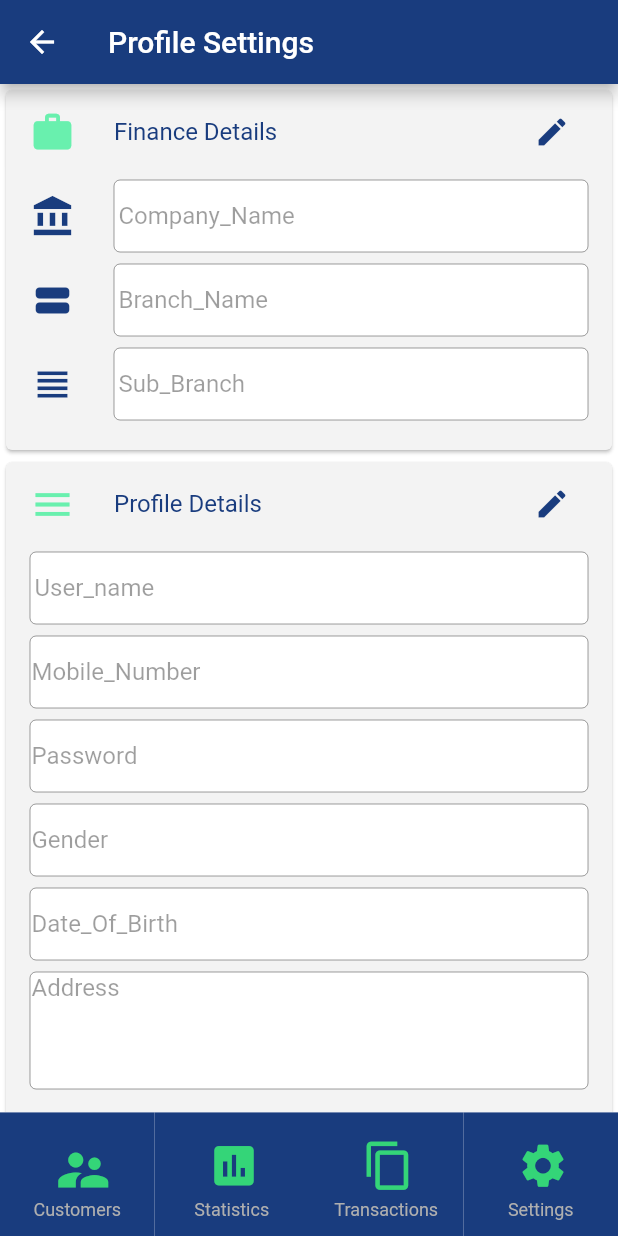
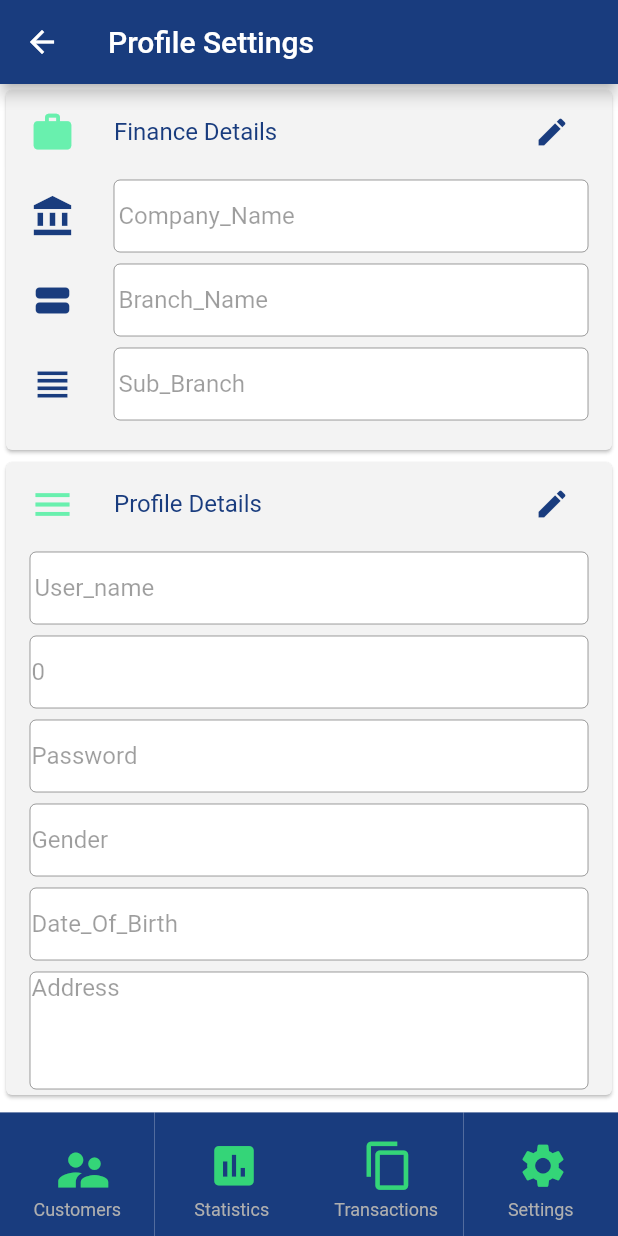
Before and after one commit to muthu-tm/insta-mfin, a Flutter app: the AddFinancePage screen opened directly, item 4 of the bottom bar chosen, after a tap on "Profile Settings", on a phone screen of 412 x 824 dp. Run offline on Flutter 3.47's test engine with Material 2 defaults, Android fonts, the phone set to English and light mode, and no system bars; our stand-ins replace cached_network_image, cloud_firestore, email_validator, firebase_auth, firebase_storage, image_cropper and 3 more; accounts and stored records are empty; generated files the repository leaves out were written again; network calls fail; Roboto replaces fonts that are missing (Georgia, Hind).

```diff
--- a/lib/db/models/user.dart
+++ b/lib/db/models/user.dart
@@ -16,6 +16,8 @@ class User extends Model {
   String name;
   @JsonKey(name: 'mobile_number', nullable: false)
   int mobileNumber;
+  @JsonKey(name: 'emailID', nullable: false)
+  String emailID;
   @JsonKey(name: 'password', nullable: false)
   String password;
   @JsonKey(name: 'gender', nullable: true)
@@ -55,6 +57,10 @@ class User extends Model {
 
   setGender(Gender gender) {
     this.gender = gender.name;
+  }
+
+  setEmailID(String emailID) {
+    this.emailID = emailID;
   }
 
   setName(String name) {
--- a/lib/screens/settings/AddNewFinance.dart
+++ b/lib/screens/settings/AddNewFinance.dart
@@ -1,4 +1,5 @@
 import 'package:flutter/material.dart';
+import 'package:instamfin/db/models/address.dart';
 import 'package:instamfin/screens/app/bottomBar.dart';
 import 'package:instamfin/screens/utils/CustomColors.dart';
 import 'package:instamfin/screens/utils/buildAddressWidget.dart';
@@ -172,7 +173,7 @@ class _AddFinancePageState extends State<AddFinancePage> {
                         FieldValidator.emailValidator(passkey, setEmailID),
                   ),
                 ),
-                buildAddressWidget("Office Address"),
+                buildAddressWidget("Office Address", new Address()),
               ],
             ),
           ),
--- a/lib/screens/settings/UserSetting.dart
+++ b/lib/screens/settings/UserSetting.dart
@@ -1,28 +1,20 @@
 import 'package:flutter/material.dart';
 import 'package:flutter/cupertino.dart';
+import 'package:instamfin/db/models/user.dart';
 import 'package:instamfin/screens/app/bottomBar.dart';
 import 'package:instamfin/screens/settings/buildFinanceDetails.dart';
 import 'package:instamfin/screens/settings/buildUserSetting.dart';
 import 'package:instamfin/screens/utils/CustomColors.dart';
+import 'package:provider/provider.dart';
 
-class UserSetting extends StatefulWidget {
-  const UserSetting({this.toggleView});
-
-  final Function toggleView;
-
-  @override
-  _UserSettingState createState() => _UserSettingState();
-}
-
-class _UserSettingState extends State<UserSetting> {
-  @override
-  void initState() {
-    super.initState();
-  }
-
+class UserSetting extends StatelessWidget {
   @override
   Widget build(BuildContext context) {
-    return new Scaffold(
+    return FutureProvider<User>(
+        create: (context) async {
+          return User.fromJson(await User(userState.mobileNumber).getByID());
+        },
+        child: new Scaffold(
           backgroundColor: CustomColors.mfinWhite,
           appBar: AppBar(
             // Here we take the value from the MyHomePage object that was created by
@@ -44,6 +36,6 @@ class _UserSettingState extends State<UserSetting> {
             ),
           ),
           bottomNavigationBar: bottomBar(context),
-    );
+        ));
   }
 }
--- a/lib/screens/settings/buildUserSetting.dart
+++ b/lib/screens/settings/buildUserSetting.dart
@@ -1,12 +1,14 @@
 import 'package:flutter/material.dart';
+import 'package:instamfin/db/models/user.dart';
 import 'package:instamfin/screens/settings/UserProfileSetting.dart';
 import 'package:instamfin/screens/utils/CustomColors.dart';
+import 'package:provider/provider.dart';
 
 Widget buildUserSettingsWidget(String title, BuildContext context) {
-  return new Card(
+  return Card(
       color: CustomColors.mfinLightGrey,
-    child: new Column(
-      children: <Widget>[
+      child: Consumer<User>(builder: (context, user, child) {
+        return new Column(children: <Widget>[
           ListTile(
               leading: Icon(
                 Icons.menu,
@@ -25,13 +27,15 @@ Widget buildUserSettingsWidget(String title, BuildContext context) {
                 onPressed: () {
                   Navigator.push(
                     context,
-                  MaterialPageRoute(builder: (context) => UserProfileSetting()),
+                    MaterialPageRoute(
+                        builder: (context) => UserProfileSetting(user: user)),
                   );
                 },
               )),
           ListTile(
             title: TextFormField(
               keyboardType: TextInputType.text,
+              initialValue: user.name,
               decoration: InputDecoration(
                 hintText: 'User_name',
                 fillColor: CustomColors.mfinWhite,
@@ -50,6 +54,7 @@ Widget buildUserSettingsWidget(String title, BuildContext context) {
           ListTile(
             title: TextFormField(
               keyboardType: TextInputType.text,
+              initialValue: user.mobileNumber.toString(),
               decoration: InputDecoration(
                 hintText: 'Mobile_Number',
                 fillColor: CustomColors.mfinWhite,
@@ -66,6 +71,7 @@ Widget buildUserSettingsWidget(String title, BuildContext context) {
           ListTile(
             title: TextFormField(
               keyboardType: TextInputType.text,
+              initialValue: user.password,
               decoration: InputDecoration(
                 hintText: 'Password',
                 fillColor: CustomColors.mfinWhite,
@@ -98,6 +104,7 @@ Widget buildUserSettingsWidget(String title, BuildContext context) {
           ListTile(
             title: TextFormField(
               keyboardType: TextInputType.text,
+              initialValue: user.dateOfBirth,
               decoration: InputDecoration(
                 hintText: 'Date_Of_Birth',
                 fillColor: CustomColors.mfinWhite,
@@ -127,9 +134,7 @@ Widget buildUserSettingsWidget(String title, BuildContext context) {
               enabled: false,
               autofocus: false,
             ),
-        ),
-        new Text(""),
-      ],
-    ),
-  );
+          )
+        ]);
+      }));
 }
--- a/lib/screens/utils/buildAddressWidget.dart
+++ b/lib/screens/utils/buildAddressWidget.dart
@@ -1,7 +1,8 @@
 import 'package:flutter/material.dart';
+import 'package:instamfin/db/models/address.dart';
 import 'package:instamfin/screens/utils/CustomColors.dart';
 
-Widget buildAddressWidget(String addreesTitle) {
+Widget buildAddressWidget(String addreesTitle, Address address) {
   return new Card(
     color: CustomColors.mfinLightGrey,
     child: new Column(
@@ -17,6 +18,7 @@ Widget buildAddressWidget(String addreesTitle) {
         ),
         ListTile(
           title: TextFormField(
+            initialValue: address.street,
             keyboardType: TextInputType.text,
             decoration: InputDecoration(
               hintText: 'Building No. & Street',
@@ -30,6 +32,7 @@ Widget buildAddressWidget(String addreesTitle) {
         ListTile(
           title: TextFormField(
             keyboardType: TextInputType.text,
+            initialValue: address.city,
             decoration: InputDecoration(
               hintText: 'City',
               fillColor: CustomColors.mfinWhite,
@@ -42,6 +45,7 @@ Widget buildAddressWidget(String addreesTitle) {
         ListTile(
           title: TextFormField(
             keyboardType: TextInputType.text,
+            initialValue: address.state,
             decoration: InputDecoration(
               hintText: 'State',
               fillColor: CustomColors.mfinWhite,
@@ -54,6 +58,7 @@ Widget buildAddressWidget(String addreesTitle) {
         ListTile(
           title: TextFormField(
             keyboardType: TextInputType.text,
+            initialValue: address.pincode.toString(),
             decoration: InputDecoration(
               hintText: 'Pincode',
               fillColor: CustomColors.mfinWhite,
```
Also changed, not shown: lib/db/models/address.dart (+17 -1 lines), lib/screens/home/Home.dart (+6 -24 lines), lib/screens/settings/SettingsPage.dart (+1 -6 lines), lib/screens/settings/UserProfileSetting.dart (+14 -7 lines), lib/db/models/address.g.dart, lib/db/models/user.g.dart. Lines whose indentation alone changed are shown as unchanged.
